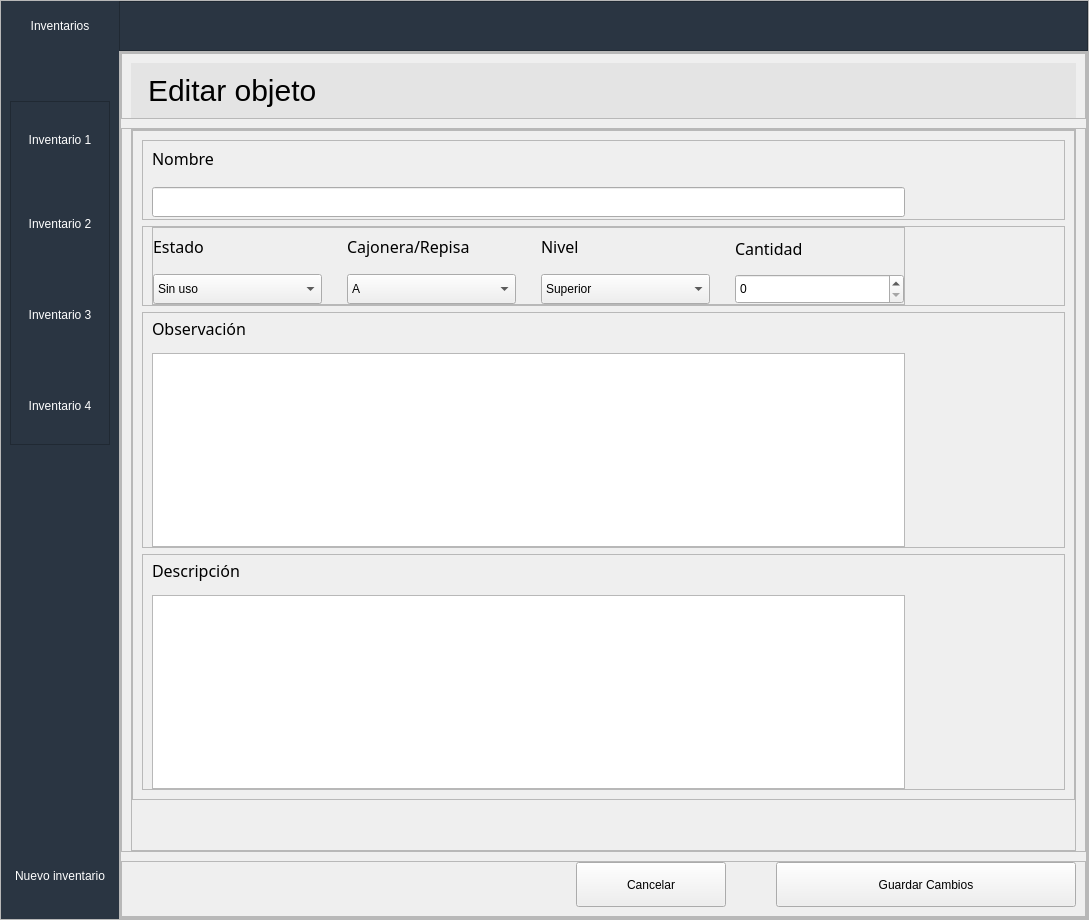
Old version of the form app/design.ui in the repository JoakoGG/BomberosInventario.
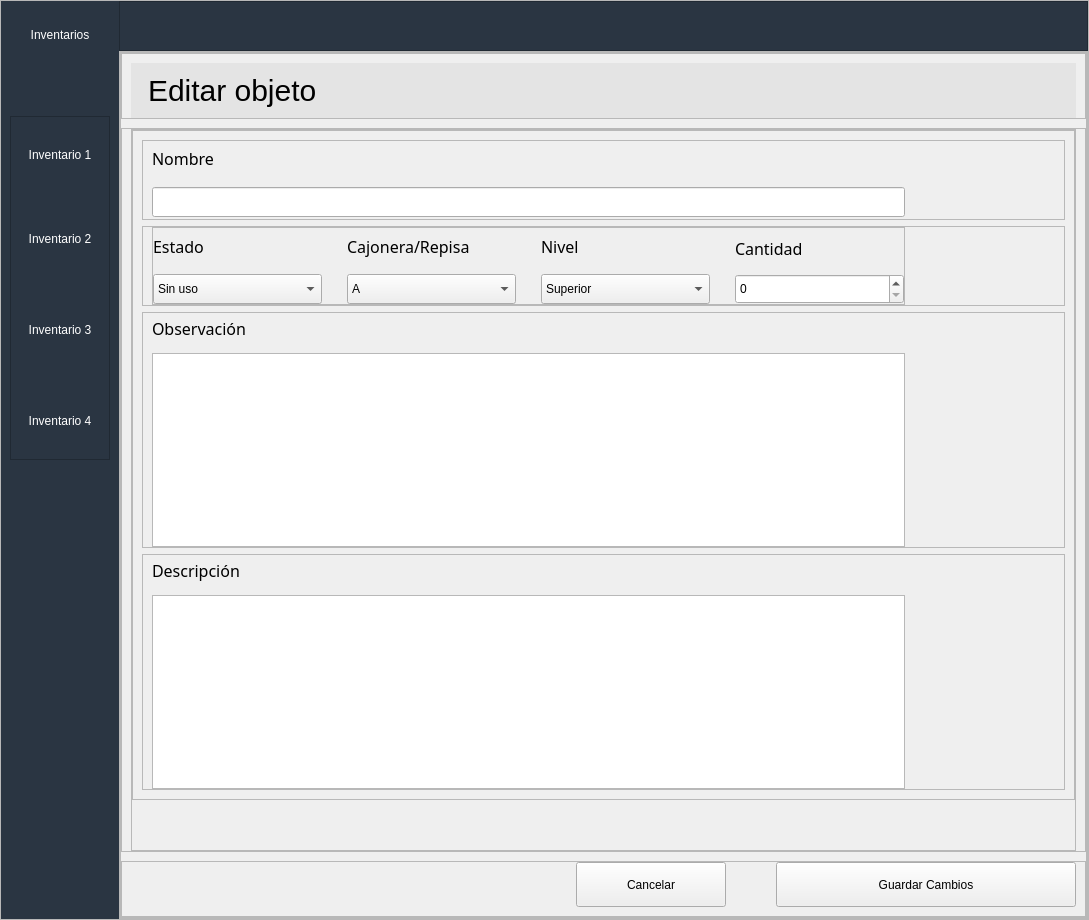
New version of the form. The open tabs and pages were chosen to show the change. Icons and pictures are not drawn.

Commit message: comit insignia

Patch:
```diff
--- a/app/design.ui
+++ b/app/design.ui
@@ -66,8 +66,8 @@
            <verstretch>0</verstretch>
           </sizepolicy>
          </property>
-         <property name="layoutDirection">
-          <enum>Qt::LeftToRight</enum>
+         <property name="autoFillBackground">
+          <bool>false</bool>
          </property>
          <property name="styleSheet">
           <string notr="true">QFrame{
@@ -105,24 +105,6 @@
           <number>0</number>
          </property>
          <layout class="QVBoxLayout" name="verticalLayout_2">
-          <property name="spacing">
-           <number>0</number>
-          </property>
-          <property name="sizeConstraint">
-           <enum>QLayout::SetMaximumSize</enum>
-          </property>
-          <property name="leftMargin">
-           <number>9</number>
-          </property>
-          <property name="topMargin">
-           <number>0</number>
-          </property>
-          <property name="rightMargin">
-           <number>9</number>
-          </property>
-          <property name="bottomMargin">
-           <number>14</number>
-          </property>
           <item>
            <widget class="QLabel" name="lb_mainapp">
             <property name="sizePolicy">
@@ -326,12 +308,43 @@
            </spacer>
           </item>
           <item>
-           <widget class="QPushButton" name="btn_addinv">
+           <widget class="QPushButton" name="btn_insignia">
+            <property name="sizePolicy">
+             <sizepolicy hsizetype="Minimum" vsizetype="Maximum">
+              <horstretch>1</horstretch>
+              <verstretch>1</verstretch>
+             </sizepolicy>
+            </property>
+            <property name="minimumSize">
+             <size>
+              <width>80</width>
+              <height>80</height>
+             </size>
+            </property>
+            <property name="sizeIncrement">
+             <size>
+              <width>1</width>
+              <height>1</height>
+             </size>
+            </property>
+            <property name="baseSize">
+             <size>
+              <width>1</width>
+              <height>1</height>
+             </size>
+            </property>
             <property name="text">
-             <string>Nuevo inventario</string>
+             <string/>
             </property>
-            <property name="checkable">
-             <bool>false</bool>
+            <property name="icon">
+             <iconset>
+              <normaloff>F:/Descargas/logo-arica.23a59de.png</normaloff>F:/Descargas/logo-arica.23a59de.png</iconset>
+            </property>
+            <property name="iconSize">
+             <size>
+              <width>80</width>
+              <height>80</height>
+             </size>
             </property>
             <property name="flat">
              <bool>true</bool>
```
Left out of the diff: 4 changed lines with no effect on the pictures. The commit also changes 1 other file.
